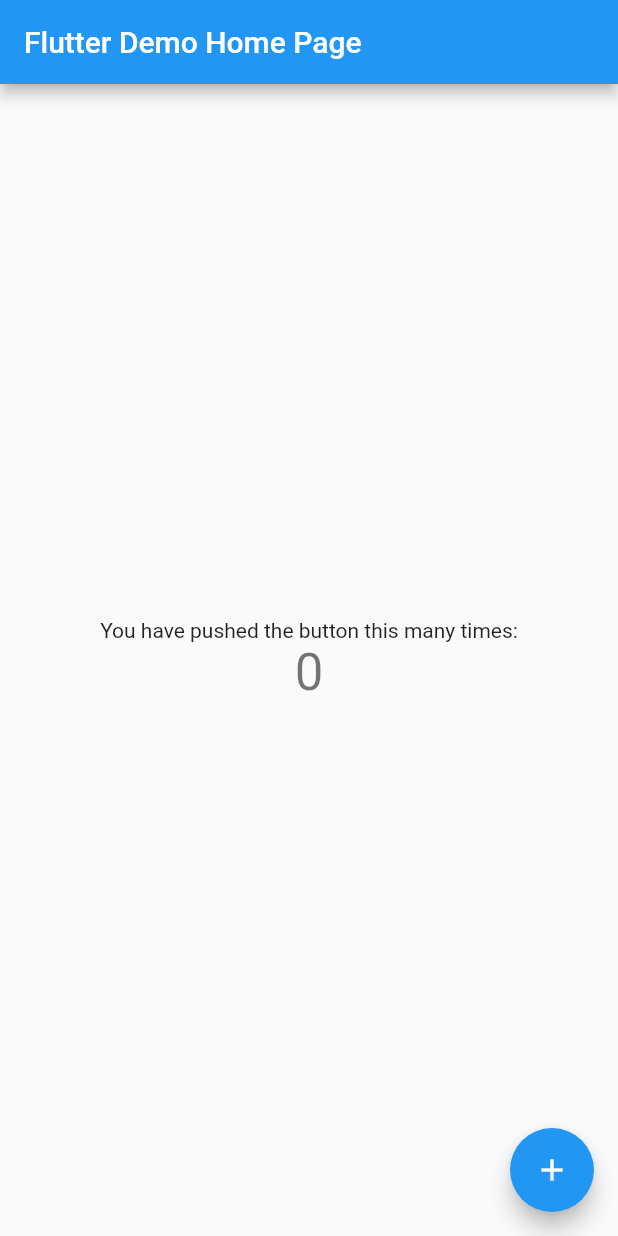
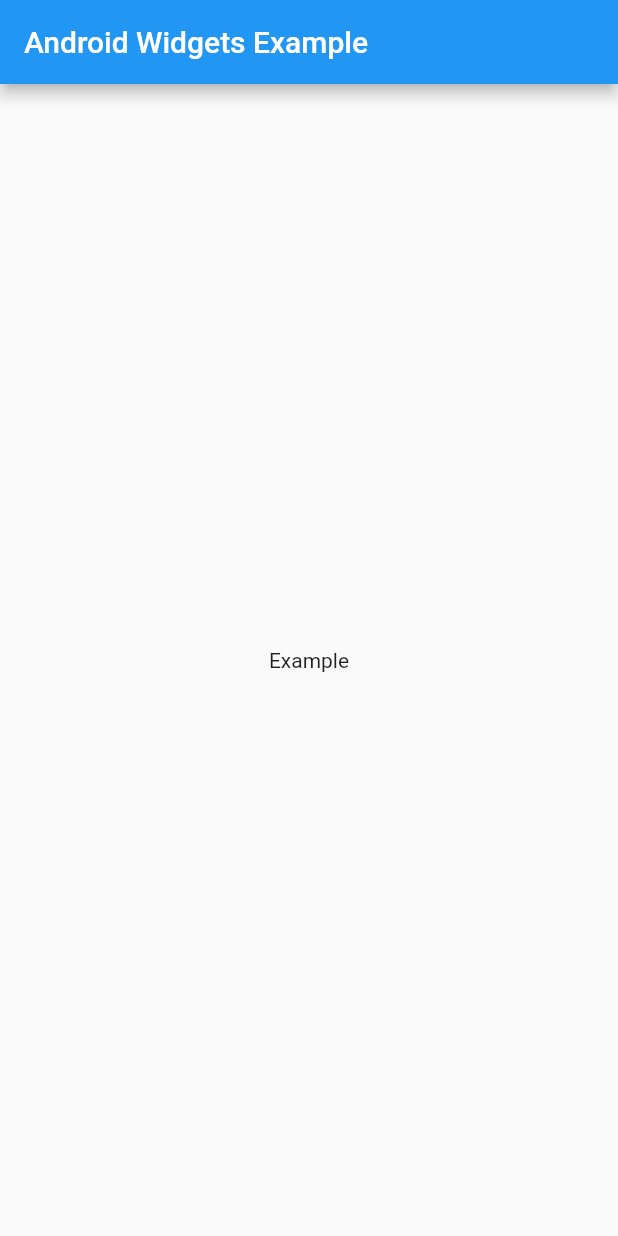
Before and after one commit to greymag/flutter_android_home_widget_example, a Flutter app: the screen it shows after launch, on a phone screen of 412 x 824 dp. Run offline on Flutter 3.47's test engine with Material 2 defaults, Android fonts, the phone set to English and light mode, and no system bars.

Commit message:
Removed redundant code.

```diff
--- a/lib/main.dart
+++ b/lib/main.dart
@@ -5,43 +5,21 @@ void main() {
 }
 
 class MyApp extends StatelessWidget {
-  // This widget is the root of your application.
   @override
   Widget build(BuildContext context) {
     return MaterialApp(
-      title: 'Flutter Demo',
+      title: 'Android Widgets Example',
       theme: ThemeData(
-        // This is the theme of your application.
-        //
-        // Try running your application with "flutter run". You'll see the
-        // application has a blue toolbar. Then, without quitting the app, try
-        // changing the primarySwatch below to Colors.green and then invoke
-        // "hot reload" (press "r" in the console where you ran "flutter run",
-        // or simply save your changes to "hot reload" in a Flutter IDE).
-        // Notice that the counter didn't reset back to zero; the application
-        // is not restarted.
         primarySwatch: Colors.blue,
-        // This makes the visual density adapt to the platform that you run
-        // the app on. For desktop platforms, the controls will be smaller and
-        // closer together (more dense) than on mobile platforms.
         visualDensity: VisualDensity.adaptivePlatformDensity,
       ),
-      home: MyHomePage(title: 'Flutter Demo Home Page'),
+      home: MyHomePage(title: 'Android Widgets Example'),
     );
   }
 }
 
 class MyHomePage extends StatefulWidget {
   MyHomePage({Key key, this.title}) : super(key: key);
-
-  // This widget is the home page of your application. It is stateful, meaning
-  // that it has a State object (defined below) that contains fields that affect
-  // how it looks.
-
-  // This class is the configuration for the state. It holds the values (in this
-  // case the title) provided by the parent (in this case the App widget) and
-  // used by the build method of the State. Fields in a Widget subclass are
-  // always marked "final".
 
   final String title;
 
@@ -50,68 +28,15 @@ class MyHomePage extends StatefulWidget {
 }
 
 class _MyHomePageState extends State<MyHomePage> {
-  int _counter = 0;
-
-  void _incrementCounter() {
-    setState(() {
-      // This call to setState tells the Flutter framework that something has
-      // changed in this State, which causes it to rerun the build method below
-      // so that the display can reflect the updated values. If we changed
-      // _counter without calling setState(), then the build method would not be
-      // called again, and so nothing would appear to happen.
-      _counter++;
-    });
-  }
-
   @override
   Widget build(BuildContext context) {
-    // This method is rerun every time setState is called, for instance as done
-    // by the _incrementCounter method above.
-    //
-    // The Flutter framework has been optimized to make rerunning build methods
-    // fast, so that you can just rebuild anything that needs updating rather
-    // than having to individually change instances of widgets.
     return Scaffold(
       appBar: AppBar(
-        // Here we take the value from the MyHomePage object that was created by
-        // the App.build method, and use it to set our appbar title.
         title: Text(widget.title),
       ),
       body: Center(
-        // Center is a layout widget. It takes a single child and positions it
-        // in the middle of the parent.
-        child: Column(
-          // Column is also a layout widget. It takes a list of children and
-          // arranges them vertically. By default, it sizes itself to fit its
-          // children horizontally, and tries to be as tall as its parent.
-          //
-          // Invoke "debug painting" (press "p" in the console, choose the
-          // "Toggle Debug Paint" action from the Flutter Inspector in Android
-          // Studio, or the "Toggle Debug Paint" command in Visual Studio Code)
-          // to see the wireframe for each widget.
-          //
-          // Column has various properties to control how it sizes itself and
-          // how it positions its children. Here we use mainAxisAlignment to
-          // center the children vertically; the main axis here is the vertical
-          // axis because Columns are vertical (the cross axis would be
-          // horizontal).
-          mainAxisAlignment: MainAxisAlignment.center,
-          children: <Widget>[
-            Text(
-              'You have pushed the button this many times:',
-            ),
-            Text(
-              '$_counter',
-              style: Theme.of(context).textTheme.headline4,
-            ),
-          ],
-        ),
+        child: Text('Example'),
       ),
-      floatingActionButton: FloatingActionButton(
-        onPressed: _incrementCounter,
-        tooltip: 'Increment',
-        child: Icon(Icons.add),
-      ), // This trailing comma makes auto-formatting nicer for build methods.
     );
   }
 }
```
Also changed, not shown: 1 other file.
